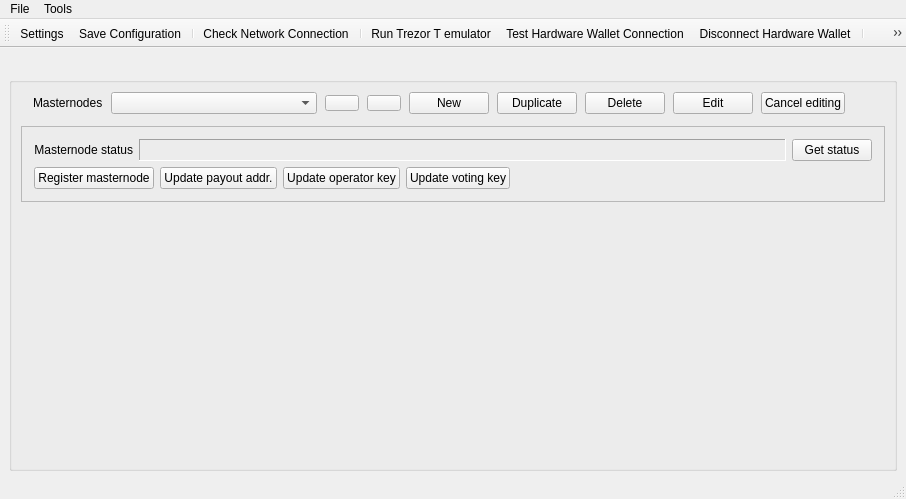
Before: the Qt Designer form src/ui/ui_main_dlg.ui in Bertrand256/dash-masternode-tool, drawn with Qt 5.
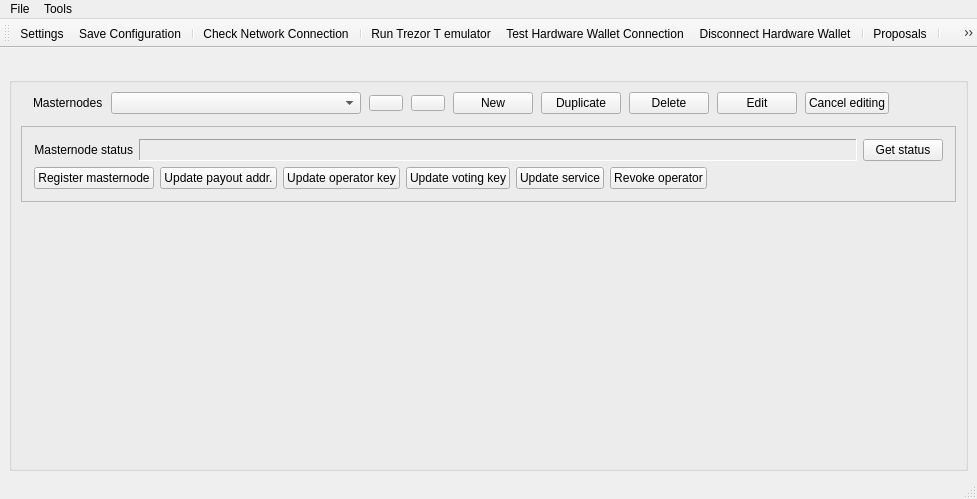
After: the same form once the commit is applied.

Commit message: Support for update service Support for revoke operator Ability of the explicit setting if the particular rpc will be rsa-encrypted or not (given that the node supports it)

```diff
--- a/src/ui/ui_main_dlg.ui
+++ b/src/ui/ui_main_dlg.ui
@@ -6,7 +6,7 @@
    <rect>
     <x>0</x>
     <y>0</y>
-    <width>906</width>
+    <width>977</width>
     <height>499</height>
    </rect>
   </property>
@@ -439,6 +439,26 @@
               </property>
              </widget>
             </item>
+            <item>
+             <widget class="QPushButton" name="btnUpdMnService">
+              <property name="toolTip">
+               <string>Update the masternode IP:port and/or the operator reward Dash address.</string>
+              </property>
+              <property name="text">
+               <string>Update service</string>
+              </property>
+             </widget>
+            </item>
+            <item>
+             <widget class="QPushButton" name="btnRevokeMn">
+              <property name="toolTip">
+               <string>Revoke the masternode operator key.</string>
+              </property>
+              <property name="text">
+               <string>Revoke operator</string>
+              </property>
+             </widget>
+            </item>
             <item>
              <spacer name="horizontalSpacer_3">
               <property name="orientation">
@@ -481,7 +501,7 @@
     <rect>
      <x>0</x>
      <y>0</y>
-     <width>906</width>
+     <width>977</width>
      <height>22</height>
     </rect>
    </property>
```
The commit also changes 17 other files.
